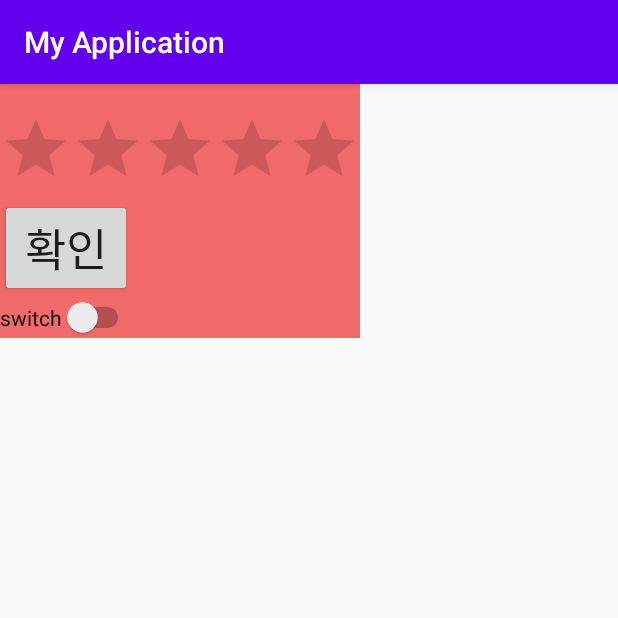
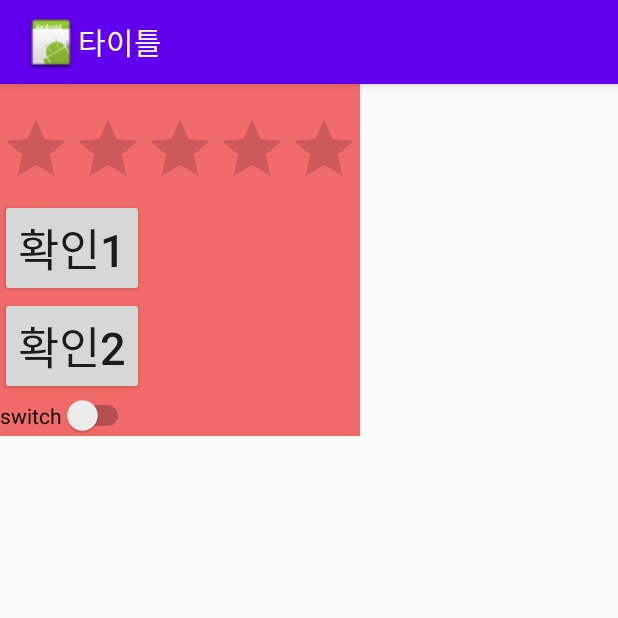
Before and after one commit to dbdmsdn10/SchollAndroid, an Android app: the screen it shows after launch (MainActivity), on a phone screen of 412 x 824 dp, the top half of it. Run offline under Robolectric (Android 15) with nearby library versions, the phone set to English and light mode, and no system bars.

Commit message:
onclick toast배움(short와 length)가 있음 eclipse설치

```diff
--- a/One/app/src/main/java/com/example/myapplication/MainActivity.java
+++ b/One/app/src/main/java/com/example/myapplication/MainActivity.java
@@ -3,6 +3,8 @@ package com.example.myapplication;
 import androidx.appcompat.app.AppCompatActivity;
 
 import android.os.Bundle;
+import android.view.View;
+import android.widget.Toast;
 
 public class MainActivity extends AppCompatActivity {
 
@@ -10,5 +12,21 @@ public class MainActivity extends AppCompatActivity {
     protected void onCreate(Bundle savedInstanceState) {
         super.onCreate(savedInstanceState);
         setContentView(R.layout.activity_main);
+        getSupportActionBar().setTitle("타이틀");
+        getSupportActionBar().setDisplayShowHomeEnabled(true);//바탕화면에 뭔가 보여줄것인지 확인
+        getSupportActionBar().setIcon(R.drawable.icon);//이미지삽입
+
+
+    }
+
+    public void doit(View view) {
+        switch (view.getId()){
+            case R.id.button:
+                Toast.makeText(this,"버튼1",Toast.LENGTH_SHORT).show();
+                break;
+            case R.id.button2:
+                Toast.makeText(this,"버튼2",Toast.LENGTH_SHORT).show();
+                break;
+        }
     }
 }
--- a/One/app/src/main/res/layout/activity_main.xml
+++ b/One/app/src/main/res/layout/activity_main.xml
@@ -12,7 +12,7 @@
         android:id="@+id/textView"
         android:layout_width="wrap_content"
         android:layout_height="wrap_content"
-        tools:text="뭐지" />
+        tools:text="바바예투예투리에" />
 
     <RatingBar
         android:id="@+id/ratingBar"
@@ -24,6 +24,14 @@
         android:layout_width="wrap_content"
         android:layout_height="wrap_content"
         android:text="@string/strBtn1"
+        android:onClick="doit"
+        android:textSize="30sp"/>
+    <Button
+        android:id="@+id/button2"
+        android:layout_width="wrap_content"
+        android:layout_height="wrap_content"
+        android:text="@string/strBtn2"
+        android:onClick="doit"
         android:textSize="30sp"/>
 
     <Switch
--- a/One/app/src/main/res/values/strings.xml
+++ b/One/app/src/main/res/values/strings.xml
@@ -1,4 +1,5 @@
 <resources>
     <string name="app_name">My Application</string>
-    <string name="strBtn1">확인</string>
+    <string name="strBtn1">확인1</string>
+    <string name="strBtn2">확인2</string>
 </resources>
```
Also changed, not shown: One/app/src/main/res/drawable-v24/icon.png (added), 6 other files.
